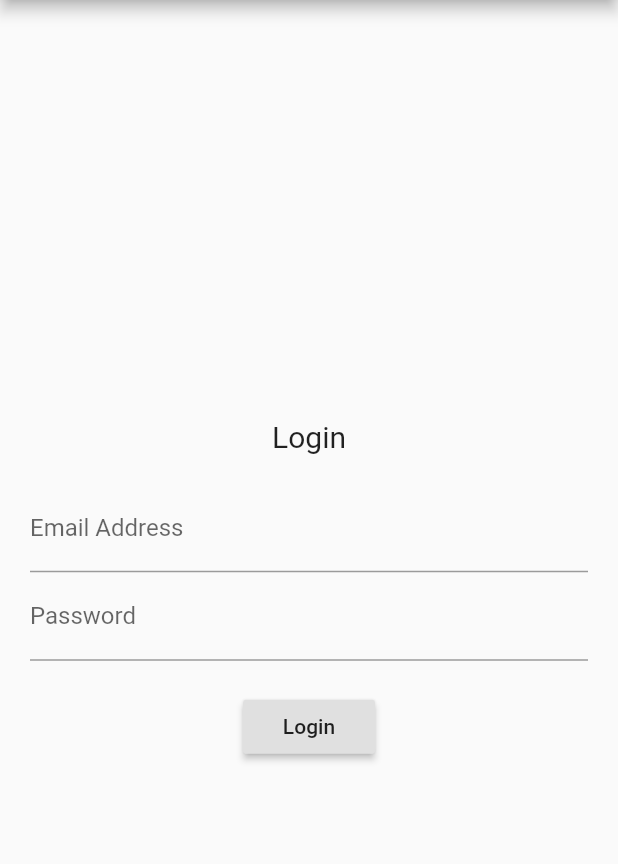
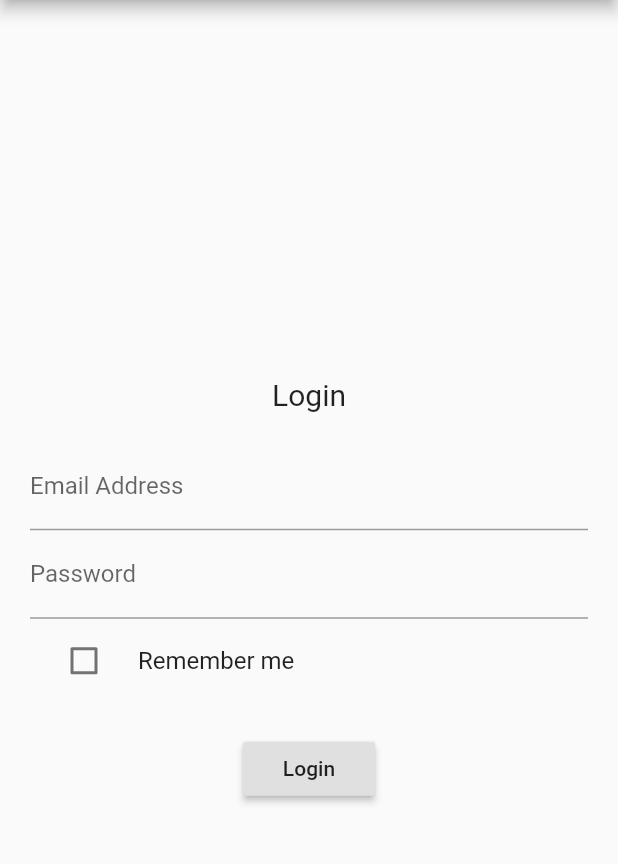
Before and after one commit to partidodev/partido-client, a Flutter app: the screen it shows after launch, after a tap on "Login", on a phone screen of 412 x 824 dp, the part 84-948 px from its top. Run offline on Flutter 3.47's test engine with Material 2 defaults, Android fonts, the light colour scheme and no system bars; our stand-ins replace dio, logger, retrofit, shared_preferences; generated files the repository leaves out were written again; network calls fail.

Commit message:
Remember login functionality implemented

```diff
--- a/lib/api.dart
+++ b/lib/api.dart
@@ -10,12 +10,17 @@ part 'api.g.dart';
 
 @RestApi(baseUrl: "http://fosforito.net:8090/")
 abstract class Api {
-
   factory Api(Dio dio) = _Api;
 
   @POST("/login")
   @MultiPart()
-  Future<HttpResponse<String>> login(@Part("username") String username, @Part("password") String password);
+  Future<HttpResponse<String>> login(
+      @Part("username") String username,
+      @Part("password") String password,
+      @Part("remember-me") String rememberMe);
+
+  @POST("/logout")
+  Future<HttpResponse<String>> logout();
 
   @POST("/users")
   Future<User> register(@Body() NewUser data);
--- a/lib/api_service.dart
+++ b/lib/api_service.dart
@@ -23,7 +23,7 @@ class ApiService {
     }
     return options; //continue
   }, onResponse: (Response response) async {
-    if (response.headers['Set-Cookie'].isNotEmpty) {
+    if (response.headers['Set-Cookie'] != null && response.headers['Set-Cookie'].isNotEmpty) {
       SharedPreferences preferences = await SharedPreferences.getInstance();
       List<String> cookies = preferences.getStringList('COOKIES');
 
--- a/lib/login_page.dart
+++ b/lib/login_page.dart
@@ -17,14 +17,24 @@ class _LoginPageState extends State<LoginPage> {
   final _formKey = GlobalKey<FormState>();
   String _password;
   String _email;
+  bool _rememberMe = false;
+  int rememberMeNumber = 0;
 
   void _login() async {
-    HttpResponse<String> response = await api.login("$_email", "$_password");
+    HttpResponse<String> response = await api.login("$_email", "$_password", "$rememberMeNumber");
     if (response.response.statusCode == 200) {
-      //Navigator.pushNamed(context, '/home');
       Navigator.pushReplacementNamed(context, "/home");
     }
   }
+
+  void _onRememberMeChanged(bool newValue) => setState(() {
+    _rememberMe = newValue;
+    if (_rememberMe) {
+      rememberMeNumber = 1;
+    } else {
+      rememberMeNumber = 0;
+    }
+  });
 
   @override
   Widget build(BuildContext context) {
@@ -53,6 +63,12 @@ class _LoginPageState extends State<LoginPage> {
                   onSaved: (value) => _password = value,
                   obscureText: true,
                   decoration: InputDecoration(labelText: "Password")),
+              CheckboxListTile(
+                title: Text("Remember me"),
+                value: _rememberMe,
+                onChanged: _onRememberMeChanged,
+                controlAffinity: ListTileControlAffinity.leading,
+              ),
               SizedBox(height: 20.0),
               RaisedButton(
                   child: Text("Login"),
--- a/lib/main.dart
+++ b/lib/main.dart
@@ -4,11 +4,15 @@ import 'package:partido_flutter/create_bill_page.dart';
 import 'package:partido_flutter/home_page.dart';
 import 'package:partido_flutter/login_page.dart';
 import 'package:retrofit/dio.dart';
+import 'package:logger/logger.dart';
 
 import 'api_service.dart';
 import 'model/user.dart';
 
 void main() async {
+
+  var logger = Logger(printer: PrettyPrinter(),);
+
   // Set default home.
   Widget _defaultHome = new LoginPage();
 
@@ -21,8 +25,9 @@ void main() async {
     if (_result.response.statusCode == 200) {
       _defaultHome = new HomePage();
     }
-  } catch (e) { /* Error 401, ignore and continue with LoginPage */ }
-
+  } catch (e) {
+    logger.d("Opening login page, session invalid, code 401=Unauthorized", e);
+  }
 
   // Run the app!
   runApp(new MaterialApp(
--- a/pubspec.yaml
+++ b/pubspec.yaml
@@ -23,6 +23,7 @@ dependencies:
   json_annotation: ^3.0.1
   retrofit: ^1.3.1+1
   shared_preferences: ^0.5.6+3
+  logger: ^0.8.3
 
   # The following adds the Cupertino Icons font to your application.
   # Use with the CupertinoIcons class for iOS style icons.
```
Also changed, not shown: lib/api.g.dart, 1 other file.
